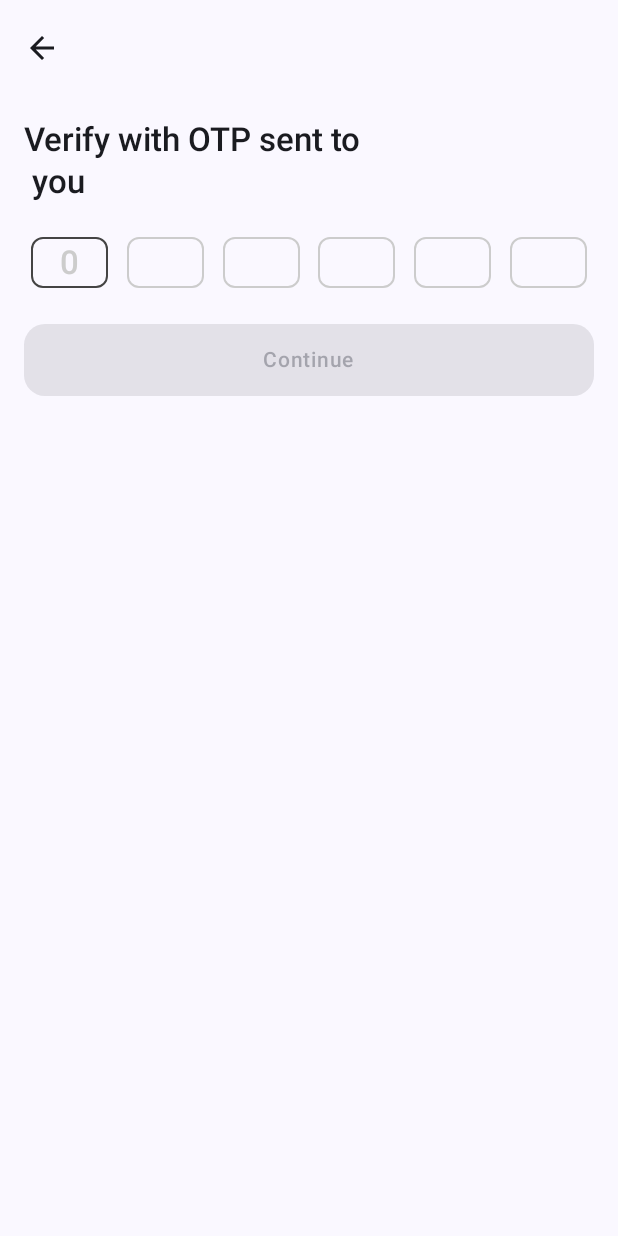
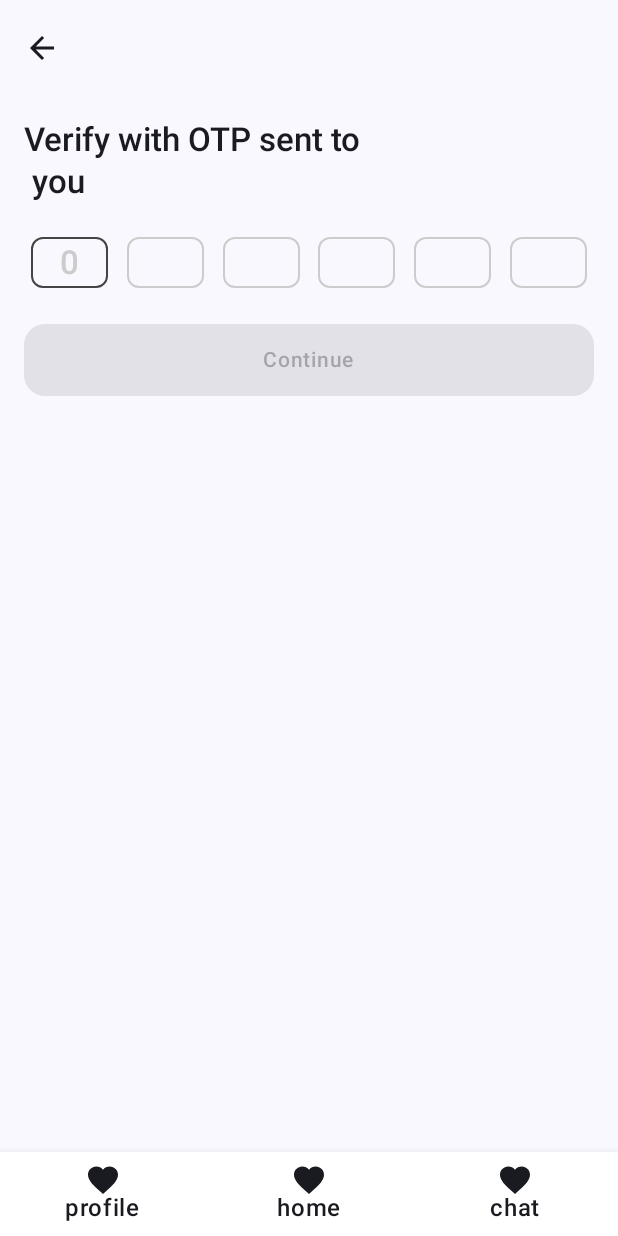
Before and after one commit to itsivag/Blibberly_Android, an Android app built with Jetpack Compose: the OTPScreen screen opened through its navigation route, on a phone screen of 412 x 824 dp. Run offline under Robolectric (Android 15) with nearby library versions, the phone set to English and light mode, and no system bars; libraries missing offline, so code that uses them is left out: io.getstream.chat; 7 statements that could not run were skipped.

Commit message:
Added bottom nav

```diff
--- a/app/build.gradle.kts
+++ b/app/build.gradle.kts
@@ -70,6 +70,8 @@ dependencies {
     debugImplementation(libs.androidx.ui.tooling)
     debugImplementation(libs.androidx.ui.test.manifest)
 
+    implementation("androidx.compose.material:material:1.6.7")
+
     //compose animation
     implementation("androidx.compose.animation:animation:1.6.6")
     //navigation
--- a/app/src/main/java/com/superbeta/blibberly/MainActivity.kt
+++ b/app/src/main/java/com/superbeta/blibberly/MainActivity.kt
@@ -6,10 +6,10 @@ import androidx.activity.ComponentActivity
 import androidx.activity.compose.setContent
 import androidx.compose.foundation.layout.fillMaxSize
 import androidx.compose.foundation.layout.padding
+import androidx.compose.material.BottomNavigation
+import androidx.compose.material.BottomNavigationItem
 import androidx.compose.material.icons.Icons
-import androidx.compose.material.icons.filled.Menu
-import androidx.compose.material.icons.filled.Person
-import androidx.compose.material.icons.filled.Settings
+import androidx.compose.material.icons.filled.Favorite
 import androidx.compose.material3.CenterAlignedTopAppBar
 import androidx.compose.material3.ExperimentalMaterial3Api
 import androidx.compose.material3.Icon
@@ -18,28 +18,37 @@ import androidx.compose.material3.MaterialTheme
 import androidx.compose.material3.Scaffold
 import androidx.compose.material3.Surface
 import androidx.compose.material3.Text
-import androidx.compose.material3.TopAppBar
-import androidx.compose.runtime.Composable
 import androidx.compose.runtime.getValue
 import androidx.compose.runtime.mutableStateOf
 import androidx.compose.runtime.setValue
 import androidx.compose.ui.Modifier
-import androidx.compose.ui.text.googlefonts.GoogleFont
-import androidx.compose.ui.tooling.preview.Preview
+import androidx.compose.ui.graphics.Color
+import androidx.compose.ui.graphics.vector.ImageVector
+import androidx.compose.ui.res.vectorResource
+import androidx.navigation.NavDestination.Companion.hierarchy
+import androidx.navigation.NavGraph.Companion.findStartDestination
 import androidx.navigation.compose.currentBackStackEntryAsState
 import androidx.navigation.compose.rememberNavController
-import com.google.android.libraries.identity.googleid.GetGoogleIdOption
 import com.superbeta.blibberly.navigation.BlibberlyNavHost
 import com.superbeta.blibberly.ui.theme.BlibberlyTheme
-import com.superbeta.blibberly.utils.SupabaseInstance
 import io.getstream.chat.android.client.ChatClient
 import io.getstream.chat.android.client.logger.ChatLogLevel
-import io.getstream.chat.android.models.UploadAttachmentsNetworkType
 import io.getstream.chat.android.models.User
 import io.getstream.chat.android.offline.plugin.factory.StreamOfflinePluginFactory
 import io.getstream.chat.android.state.plugin.config.StatePluginConfig
 import io.getstream.chat.android.state.plugin.factory.StreamStatePluginFactory
-import io.github.jan.supabase.gotrue.auth
+
+sealed class Screen(val route: String) {
+    data object Profile : Screen("profile")
+    data object Chat : Screen("chat")
+    data object Home : Screen("home")
+}
+
+val items = listOf(
+    Screen.Profile,
+    Screen.Home,
+    Screen.Chat,
+)
 
 class MainActivity : ComponentActivity() {
     @OptIn(ExperimentalMaterial3Api::class)
@@ -120,25 +129,59 @@ class MainActivity : ComponentActivity() {
                     Scaffold(topBar = {
                         if (isTopBarVisible)
                             CenterAlignedTopAppBar(
-                                title = { Text(text = "Paging Test") },
+                                title = { Text(text = "Blibberly") },
                                 navigationIcon = {
                                     IconButton(
                                         onClick = { /*TODO*/ }) {
                                         Icon(
-                                            imageVector = Icons.Default.Person,
-                                            contentDescription = "Profile"
+                                            imageVector = ImageVector.vectorResource(R.drawable.filter),
+                                            contentDescription = "Filter"
                                         )
                                     }
                                 }, actions = {
                                     IconButton(
                                         onClick = { /*TODO*/ }) {
                                         Icon(
-                                            imageVector = Icons.Default.Settings,
-                                            contentDescription = "Filter"
+                                            imageVector = ImageVector.vectorResource(R.drawable.notifications),
+                                            contentDescription = "Notifications"
                                         )
                                     }
                                 })
-                    }) {
+                    }, bottomBar = {
+                        BottomNavigation(backgroundColor = Color.White) {
+                            val navBackStackEntry by navController.currentBackStackEntryAsState()
+                            val currentDestination = navBackStackEntry?.destination
+                            items.forEach { screen ->
+                                BottomNavigationItem(
+                                    icon = {
+                                        Icon(
+                                            Icons.Filled.Favorite,
+                                            contentDescription = null
+                                        )
+                                    },
+                                    label = { Text(screen.route) },
+                                    selected = currentDestination?.hierarchy?.any { it.route == screen.route } == true,
+                                    onClick = {
+                                        navController.navigate(screen.route) {
+                                            // Pop up to the start destination of the graph to
+                                            // avoid building up a large stack of destinations
+                                            // on the back stack as users select items
+                                            popUpTo(navController.graph.findStartDestination().id) {
+                                                saveState = true
+                                            }
+                                            // Avoid multiple copies of the same destination when
+                                            // reselecting the same item
+                                            launchSingleTop = true
+                                            // Restore state when reselecting a previously selected item
+                                            restoreState = true
+                                        }
+                                    }
+                                )
+                            }
+                        }
+
+                    }
+                    ) {
                         BlibberlyNavHost(
                             navController = navController,
                             modifier = Modifier.padding(it)
--- a/app/src/main/java/com/superbeta/blibberly/auth/OTPScreen.kt
+++ b/app/src/main/java/com/superbeta/blibberly/auth/OTPScreen.kt
@@ -74,7 +74,9 @@ fun OTPScreen(modifier: Modifier, navController: NavHostController) {
             modifier = Modifier
                 .fillMaxWidth()
                 .padding(16.dp), buttonText = "Continue", isButtonEnabled = isButtonEnabled
-        ) {}
+        ) {
+            navController.navigate("onboarding")
+        }
     }
 
 }
--- a/app/src/main/java/com/superbeta/blibberly/navigation/BlibberlyNavHost.kt
+++ b/app/src/main/java/com/superbeta/blibberly/navigation/BlibberlyNavHost.kt
@@ -10,17 +10,19 @@ import com.superbeta.blibberly.auth.login.LoginScreen
 import com.superbeta.blibberly.auth.register.RegisterScreen
 import com.superbeta.blibberly.chat.ChatScreen
 import com.superbeta.blibberly.home.HomeScreen
+import com.superbeta.blibberly.onBoarding.OnBoardingScreen
+import com.superbeta.blibberly.profile.ProfileScreen
 
 @Composable
 fun BlibberlyNavHost(
     navController: NavHostController,
     modifier: Modifier,
-    startDestination: String = "login"
+    startDestination: String = "home"
 ) {
 
     NavHost(navController = navController, startDestination = startDestination) {
         composable("login") {
-            LoginScreen(modifier,navController)
+            LoginScreen(modifier, navController)
         }
 
         composable("register") {
@@ -28,14 +30,22 @@ fun BlibberlyNavHost(
         }
 
         composable("home") {
-            HomeScreen(modifier,navController)
+            HomeScreen(modifier, navController)
         }
         composable("chat") {
-            ChatScreen(modifier,navController)
+            ChatScreen(modifier, navController)
         }
 
-        composable("otp_enter"){
-            OTPScreen(modifier,navController)
+        composable("otp_enter") {
+            OTPScreen(modifier, navController)
+        }
+
+        composable("onboarding") {
+            OnBoardingScreen(modifier, navController)
+        }
+
+        composable("profile") {
+            ProfileScreen()
         }
     }
 }
--- /dev/null
+++ b/app/src/main/res/drawable/filter.xml
@@ -0,0 +1,5 @@
+<vector xmlns:android="http://schemas.android.com/apk/res/android" android:height="24dp" android:tint="#000000" android:viewportHeight="24" android:viewportWidth="24" android:width="24dp">
+
+    <path android:fillColor="@android:color/white" android:pathData="M3,17v2h6v-2L3,17zM3,5v2h10L13,5L3,5zM13,21v-2h8v-2h-8v-2h-2v6h2zM7,9v2L3,11v2h4v2h2L9,9L7,9zM21,13v-2L11,11v2h10zM15,9h2L17,7h4L21,5h-4L17,3h-2v6z"/>
+
+</vector>
--- /dev/null
+++ b/app/src/main/res/drawable/notifications.xml
@@ -0,0 +1,5 @@
+<vector xmlns:android="http://schemas.android.com/apk/res/android" android:height="24dp" android:tint="#000000" android:viewportHeight="24" android:viewportWidth="24" android:width="24dp">
+
+    <path android:fillColor="@android:color/white" android:pathData="M12,22c1.1,0 2,-0.9 2,-2h-4c0,1.1 0.9,2 2,2zM18,16v-5c0,-3.07 -1.63,-5.64 -4.5,-6.32L13.5,4c0,-0.83 -0.67,-1.5 -1.5,-1.5s-1.5,0.67 -1.5,1.5v0.68C7.64,5.36 6,7.92 6,11v5l-2,2v1h16v-1l-2,-2zM16,17L8,17v-6c0,-2.48 1.51,-4.5 4,-4.5s4,2.02 4,4.5v6z"/>
+
+</vector>
```
Also changed, not shown: app/src/main/java/com/superbeta/blibberly/onBoarding/OnBoardingScreen.kt (added, +14 -0 lines), app/src/main/java/com/superbeta/blibberly/profile/ProfileScreen.kt (added, +12 -0 lines), app/src/main/res/drawable/placeholder.jpg (added), app/src/main/res/drawable/placeholder.png (deleted).
